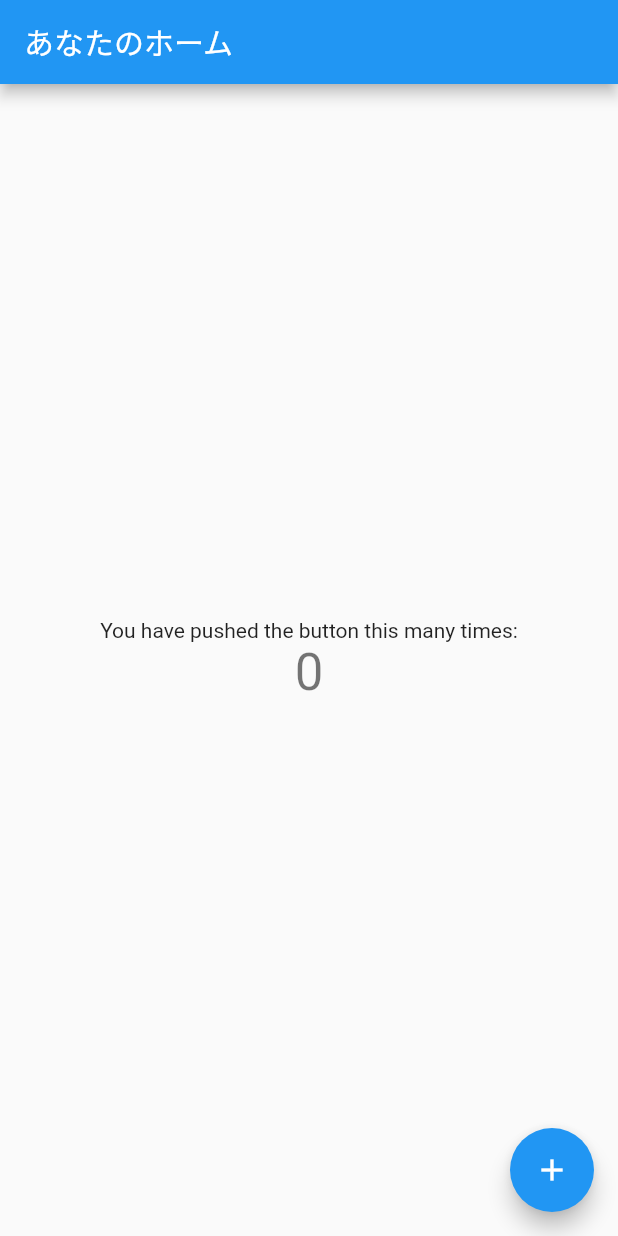
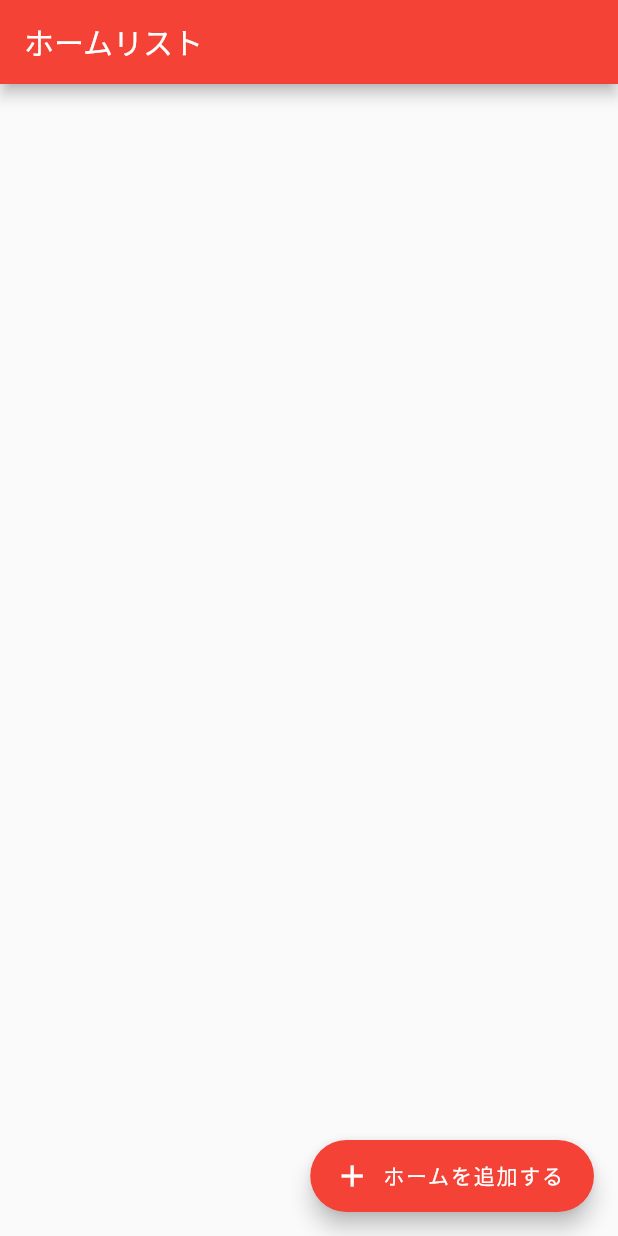
Before and after one commit to katlina00/aredoco, a Flutter app: the screen it shows after launch, on a phone screen of 412 x 824 dp. Run offline on Flutter 3.47's test engine with Material 2 defaults, Android fonts, the phone set to English and light mode, and no system bars.

Commit message:
20200904作成分

```diff
--- a/aredoco/lib/main.dart
+++ b/aredoco/lib/main.dart
@@ -1,72 +1,50 @@
+import 'package:aredoco/aredoco_add_home.dart';
 import 'package:flutter/material.dart';
+import 'package:flutter/rendering.dart';
 
 void main() {
+  //debugPaintSizeEnabled = true;
   runApp(MyApp());
 }
 
 class MyApp extends StatelessWidget {
-  // This widget is the root of your application.
   @override
   Widget build(BuildContext context) {
     return MaterialApp(
-      title: 'Flutter Demo',
+      debugShowCheckedModeBanner: false, // erase debug ribbon
+      title: 'aredoco?',
       theme: ThemeData(
-        primarySwatch: Colors.blue,
+        primarySwatch: Colors.red,
         visualDensity: VisualDensity.adaptivePlatformDensity,
       ),
-      home: MyHomePage(title: 'あなたのホーム'),
+      home: aredocoHomeList(),
     );
   }
 }
 
-class MyHomePage extends StatefulWidget {
-  MyHomePage({Key key, this.title}) : super(key: key);
+class aredocoHomeList extends StatelessWidget{
 
-  final String title;
-
-  @override
-  _MyHomePageState createState() => _MyHomePageState();
-}
-
-class _MyHomePageState extends State<MyHomePage> {
-  int _counter = 0;
-
-  void _incrementCounter() {
-    setState(() {
-      _counter++;
-    });
-  }
+  String title = 'ホームリスト';
 
   @override
   Widget build(BuildContext context) {
     return Scaffold(
-      appBar: AppBar(
-        title: Text(widget.title),
+       appBar: AppBar(
+        title: Text(title),
       ),
-      body: Center(
-        child: Column(
-          mainAxisAlignment: MainAxisAlignment.center,
-          children: <Widget>[
-            Text(
-              'You have pushed the button this many times:',
-            ),
-            Text(
-              '$_counter',
-              style: Theme.of(context).textTheme.headline4,
-            ),
-          ],
-        ),
-      ),
-      floatingActionButton: FloatingActionButton(
-        onPressed: _incrementCounter,
-        tooltip: 'Increment',
-        child: Icon(Icons.add),
+      floatingActionButton: FloatingActionButton.extended(
+        onPressed: (){
+          // ホーム追加用画面に遷移
+          Navigator.push(
+            context,
+            MaterialPageRoute(
+              builder:(context) => aredocoAddHome(),
+            )
+          );
+        },
+        icon:Icon(Icons.add),
+          label:Text('ホームを追加する'),
       ),
     );
   }
 }
-
-class AddListPage extends StatefulWidget{
-  @override
-  _MyHomePageState createState() => _MyHomePageState();
-}
--- a/aredoco/pubspec.yaml
+++ b/aredoco/pubspec.yaml
@@ -1,5 +1,5 @@
 name: aredoco
-description: A new Flutter application.
+description: A new Flutter project.
 
 # The following line prevents the package from being accidentally published to
 # pub.dev using `pub publish`. This is preferred for private packages.
```
Also changed, not shown: aredoco/lib/aredoco_add_home.dart (added, +50 -0 lines), aredoco/lib/aredoco_login.dart (added), 8 other files.
